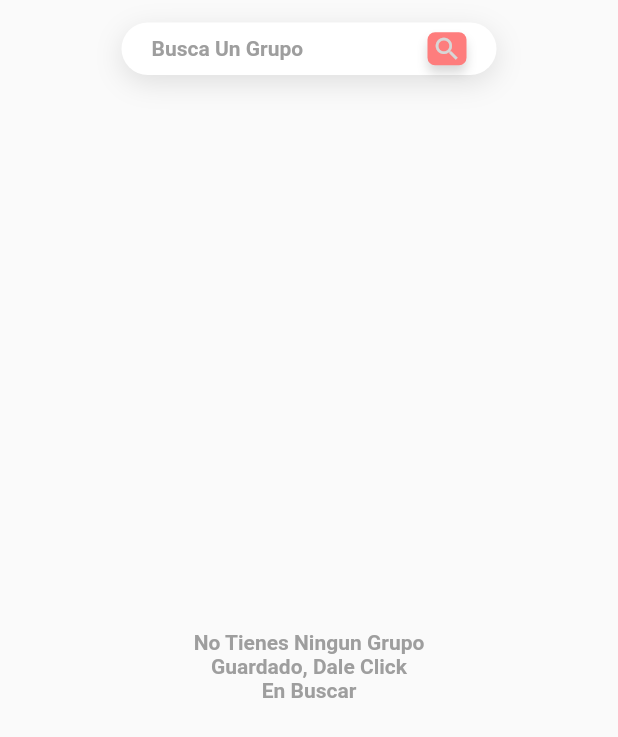
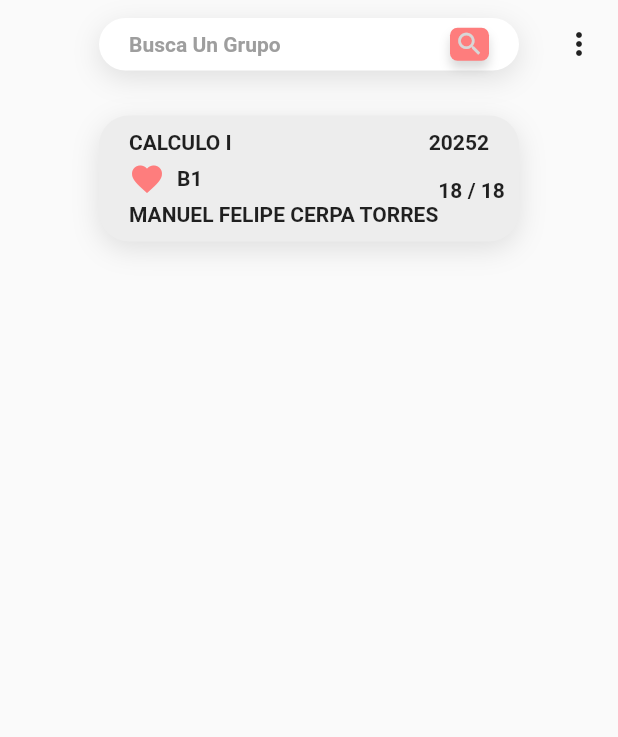
Before and after one commit to camilosanmiguel/asignaturasuis, a Flutter app: the screen it shows after launch, on a phone screen of 412 x 824 dp. Shown: the top 737 px of the screen. Run offline on Flutter 3.47's test engine with Material 2 defaults, Android fonts, the light colour scheme and no system bars.

Commit message:
Cambios en el homePage, Se crea el Search Delegate, falta impementar el buildResult y Suggestions, se hace prototipo de CardGrupo

```diff
--- a/lib/src/pages/home_page.dart
+++ b/lib/src/pages/home_page.dart
@@ -1,5 +1,6 @@
 import 'package:flutter/material.dart';
 import 'package:cupos_uis/src/pages/widgets/buscar_widget.dart';
+import 'package:cupos_uis/src/pages/widgets/card_widget.dart';
 
 class HomePage extends StatelessWidget {
   @override
@@ -12,11 +13,33 @@ class HomePage extends StatelessWidget {
           mainAxisSize: MainAxisSize.max,
           children: <Widget>[
             Padding(
-              padding: const EdgeInsets.all(15.0),
-              child: Buscar(),
-            ),
+                padding: const EdgeInsets.only(top: 12.0),
+                child: Row(
+                  mainAxisAlignment: MainAxisAlignment.spaceAround,
+                  children: <Widget>[
+                    InkWell(
+                      borderRadius: BorderRadius.circular(20),
+                      onTap: null,
+                      child: Icon(
+                        Icons.arrow_back,
+                        color: Colors.transparent,
+                      ),
+                    ),
+                    Buscar(),
+                    InkWell(
+                      borderRadius: BorderRadius.circular(20),
+                      onTap: () {},
+                      child: Icon(
+                        Icons.more_vert,
+                        //color: Colors.transparent,
+                      ),
+                    ),
+                  ],
+                )),
+            SizedBox(height: 30),
+            CardGruop()
             //TODO Stream Builder!! Con bloc!!!
-            Expanded(
+            /*Expanded(
               child: Center(
                 child: Text(
                   "No Tienes Ningun Grupo \nGuardado, Dale Click \nEn Buscar",
@@ -27,7 +50,7 @@ class HomePage extends StatelessWidget {
                   ),
                 ),
               ),
-            )
+            )*/
           ],
         ),
       )),
--- a/lib/src/pages/widgets/buscar_widget.dart
+++ b/lib/src/pages/widgets/buscar_widget.dart
@@ -1,4 +1,5 @@
 import 'package:flutter/material.dart';
+import 'package:cupos_uis/src/search/search_delegate.dart';
 
 class Buscar extends StatelessWidget {
   const Buscar({
@@ -9,11 +10,27 @@ class Buscar extends StatelessWidget {
   Widget build(BuildContext context) {
     return GestureDetector(
       onTap: () {
-        print("sirve el click");
+        showSearch(
+          context: context,
+          delegate: GrupoSearch(),
+        );
       },
       child: Container(
         padding: EdgeInsets.only(left: 20, right: 20),
         alignment: Alignment.centerLeft,
+        width: 280,
+        height: 35,
+        decoration: BoxDecoration(
+          color: Colors.white,
+          borderRadius: BorderRadius.circular(20),
+          boxShadow: [
+            BoxShadow(
+                color: Colors.grey.withOpacity(0.3),
+                spreadRadius: 0,
+                blurRadius: 15,
+                offset: Offset(0, 5))
+          ],
+        ),
         child: Row(
           mainAxisAlignment: MainAxisAlignment.spaceBetween,
           children: <Widget>[
@@ -45,19 +62,6 @@ class Buscar extends StatelessWidget {
             )
           ],
         ),
-        width: 250,
-        height: 35,
-        decoration: BoxDecoration(
-          color: Colors.white,
-          borderRadius: BorderRadius.circular(20),
-          boxShadow: [
-            BoxShadow(
-                color: Colors.grey.withOpacity(0.3),
-                spreadRadius: 0,
-                blurRadius: 15,
-                offset: Offset(0, 5))
-          ],
-        ),
       ),
     );
   }
--- /dev/null
+++ b/lib/src/pages/widgets/card_widget.dart
@@ -0,0 +1,84 @@
+import 'package:flutter/material.dart';
+
+class CardGruop extends StatelessWidget {
+  @override
+  Widget build(BuildContext context) {
+    return GestureDetector(
+      onTap: () {},
+      child: Container(
+          padding: EdgeInsets.symmetric(horizontal: 20, vertical: 10),
+          //alignment: Alignment.centerLeft,
+          width: 280,
+          //height: 35,
+          decoration: BoxDecoration(
+            color: Color(0xFFEDEDED),
+            borderRadius: BorderRadius.circular(20),
+            boxShadow: [
+              BoxShadow(
+                  color: Colors.grey.withOpacity(0.3),
+                  spreadRadius: 0,
+                  blurRadius: 15,
+                  offset: Offset(0, 5))
+            ],
+          ),
+          child: Column(
+            children: <Widget>[
+              Row(
+                mainAxisAlignment: MainAxisAlignment.spaceBetween,
+                children: <Widget>[
+                  Text(
+                    "CALCULO I",
+                    style: TextStyle(fontWeight: FontWeight.w600),
+                  ),
+                  Text(
+                    "20252",
+                    style: TextStyle(fontWeight: FontWeight.w600),
+                  ),
+                ],
+              ),
+              Row(
+                mainAxisAlignment: MainAxisAlignment.spaceBetween,
+                children: <Widget>[
+                  Column(
+                    crossAxisAlignment: CrossAxisAlignment.start,
+                    children: <Widget>[
+                      Padding(
+                        padding: const EdgeInsets.symmetric(vertical: 4),
+                        child: Row(
+                          children: <Widget>[
+                            InkWell(
+                              borderRadius: BorderRadius.circular(20),
+                              onTap: () {},
+                              child: Icon(
+                                Icons.favorite,
+                                color: Color(0xffFE7D7D),
+                                //color: Colors.transparent,
+                              ),
+                            ),
+                            Padding(
+                              padding: const EdgeInsets.only(left: 8),
+                              child: Text(
+                                "B1",
+                                style: TextStyle(fontWeight: FontWeight.w600),
+                              ),
+                            ),
+                          ],
+                        ),
+                      ),
+                      Text(
+                        "MANUEL FELIPE CERPA TORRES",
+                        style: TextStyle(fontWeight: FontWeight.w600),
+                      ),
+                    ],
+                  ),
+                  Text(
+                    "18 / 18",
+                    style: TextStyle(fontWeight: FontWeight.w600),
+                  ),
+                ],
+              ),
+            ],
+          )),
+    );
+  }
+}
--- /dev/null
+++ b/lib/src/search/search_delegate.dart
@@ -0,0 +1,41 @@
+import 'package:flutter/material.dart';
+
+class GrupoSearch extends SearchDelegate {
+  @override
+  List<Widget> buildActions(BuildContext context) {
+    return [
+      Padding(
+        padding: const EdgeInsets.all(15.0),
+        child: InkWell(
+          borderRadius: BorderRadius.circular(40),
+          child: Icon(
+            Icons.clear,
+          ),
+          onTap: () => query = '',
+        ),
+      ),
+    ];
+  }
+
+  @override
+  Widget buildLeading(BuildContext context) {
+    return Padding(
+      padding: const EdgeInsets.all(8.0),
+      child: InkWell(
+        borderRadius: BorderRadius.circular(20),
+        onTap: () => Navigator.of(context).pop(),
+        child: Icon(Icons.arrow_back),
+      ),
+    );
+  }
+
+  @override
+  Widget buildResults(BuildContext context) {
+    return Container();
+  }
+
+  @override
+  Widget buildSuggestions(BuildContext context) {
+    return Container();
+  }
+}
```
